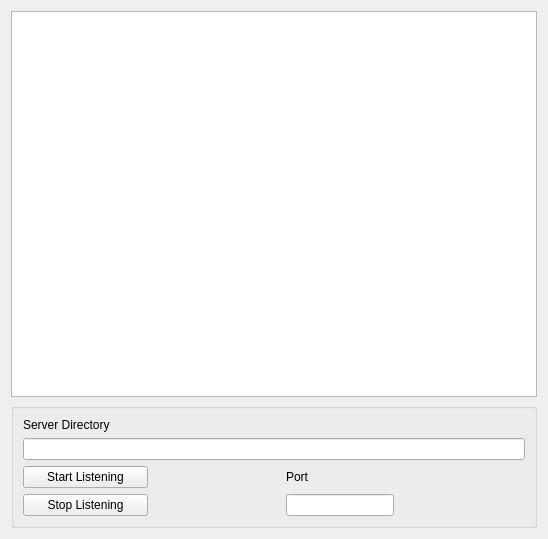
Qt form serverwindow.ui (Hunter30012/MyFTPServer) before a commit.
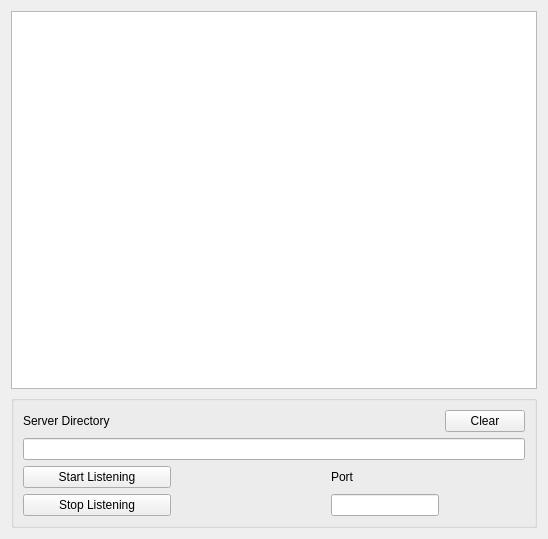
The same form after that commit.

What changed in the file:
```diff
--- a/serverwindow.ui
+++ b/serverwindow.ui
@@ -64,6 +64,19 @@
         </property>
        </widget>
       </item>
+      <item row="0" column="3">
+       <widget class="QPushButton" name="clearButton">
+        <property name="sizePolicy">
+         <sizepolicy hsizetype="Fixed" vsizetype="Fixed">
+          <horstretch>0</horstretch>
+          <verstretch>0</verstretch>
+         </sizepolicy>
+        </property>
+        <property name="text">
+         <string>Clear</string>
+        </property>
+       </widget>
+      </item>
      </layout>
     </widget>
    </item>
```
